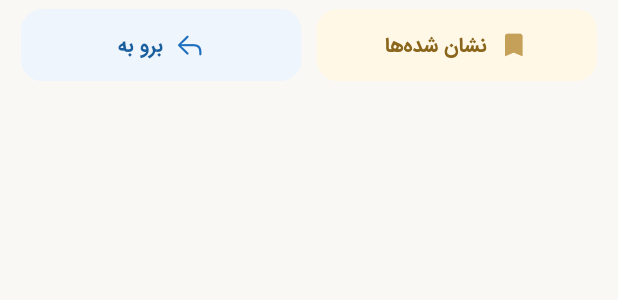
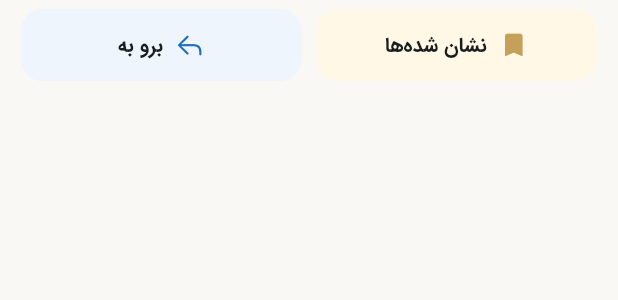
Before and after one commit to mohammadvaezimoghadam/quran, a Flutter app: the SurahListQuickActions widget shown alone on an empty page, opened directly, on a phone screen of 412 x 824 dp. Shown: the top 300 px of the screen. Run offline on Flutter 3.47's test engine with Material 3 defaults, Android fonts, the light colour scheme and no system bars; our stand-ins replace audio_service, cached_network_image, dio, firebase_core, firebase_messaging, flutter_local_notifications and 16 more; missing offline and left inert: audio_session, dio_http_formatter, flutter_poolakey, mobile_scanner, zxing2; accounts and stored records are empty; generated files the repository leaves out were written again.

Commit message:
style(surah_list): set high-contrast black/white text color for quick action buttons

```diff
--- a/lib/features/surah_list/presentation/widgets/surah_list_quick_actions.dart
+++ b/lib/features/surah_list/presentation/widgets/surah_list_quick_actions.dart
@@ -26,13 +26,12 @@ class SurahListQuickActions extends ConsumerWidget {
     final theme = Theme.of(context);
     final isDark = theme.brightness == Brightness.dark;
 
+    final actionTextColor = isDark ? Colors.white : const Color(0xFF1A1D1E);
+
     // Palette for "نشان شده‌ها" (Gold / Amber)
     final bookmarkBg = isDark
         ? AppColors.goldAccent.withValues(alpha: 0.12)
         : const Color(0xFFFFF8E7);
-    final bookmarkText = isDark
-        ? const Color(0xFFF7E2A9)
-        : const Color(0xFF8A661C);
     final bookmarkIcon = isDark
         ? const Color(0xFFF7E2A9)
         : AppColors.goldAccent;
@@ -41,9 +40,6 @@ class SurahListQuickActions extends ConsumerWidget {
     final jumpBg = isDark
         ? const Color(0xFF1E6FBF).withValues(alpha: 0.15)
         : const Color(0xFFEFF5FC);
-    final jumpText = isDark
-        ? const Color(0xFF90C2F7)
-        : const Color(0xFF1A5F9E);
     final jumpIcon = isDark
         ? const Color(0xFF90C2F7)
         : const Color(0xFF1E6FBF);
@@ -58,7 +54,7 @@ class SurahListQuickActions extends ConsumerWidget {
               title: 'نشان شده‌ها',
               icon: Icons.bookmark_rounded,
               bgColor: bookmarkBg,
-              textColor: bookmarkText,
+              textColor: actionTextColor,
               iconColor: bookmarkIcon,
               onTap: () {
                 onBeforeNavigation?.call();
@@ -74,7 +70,7 @@ class SurahListQuickActions extends ConsumerWidget {
               title: 'برو به',
               icon: CupertinoIcons.arrow_turn_up_left,
               bgColor: jumpBg,
-              textColor: jumpText,
+              textColor: actionTextColor,
               iconColor: jumpIcon,
               onTap: () async {
                 final target = await QuranQuickJumpBottomSheet.show(context);
```
